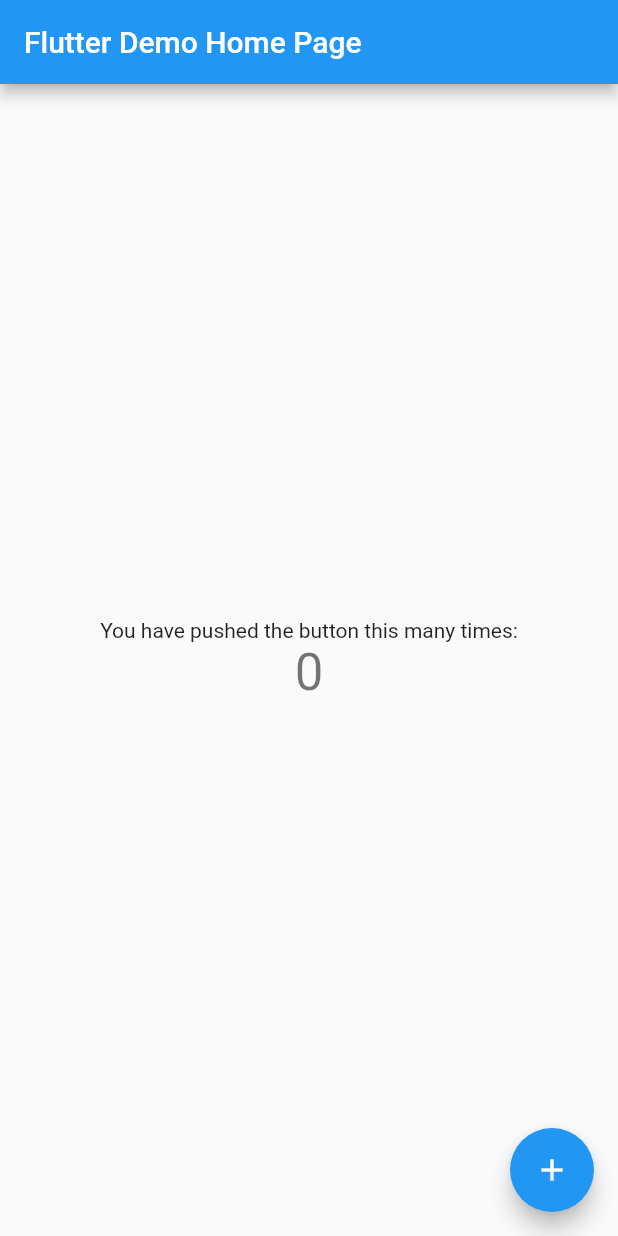
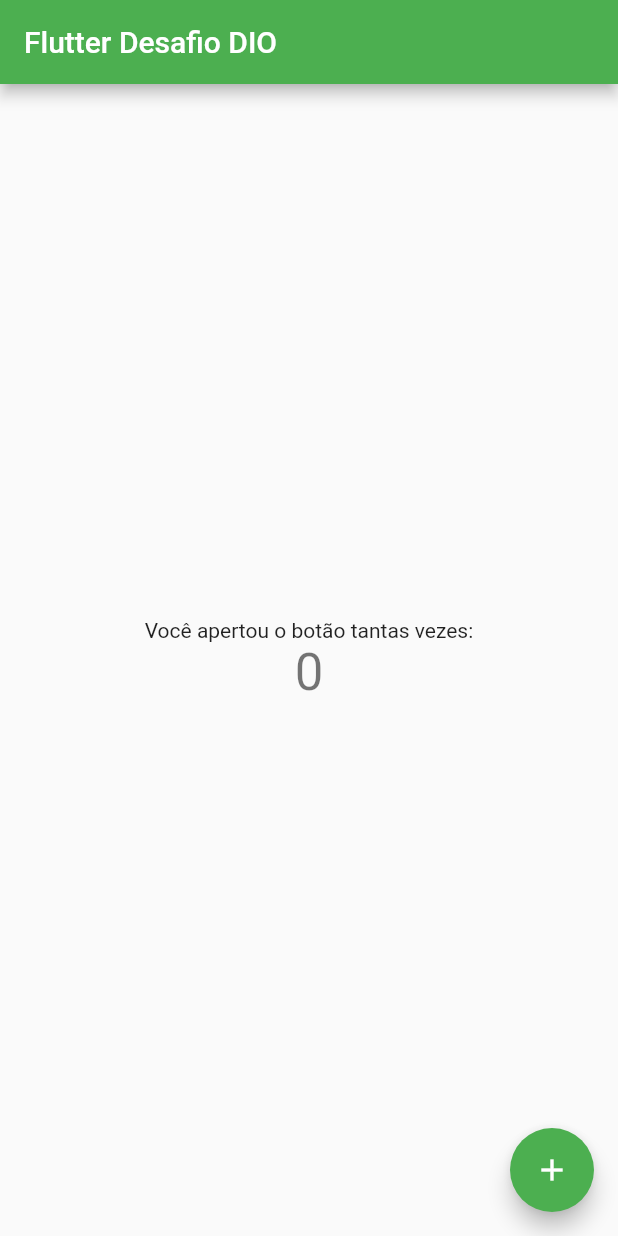
Before and after one commit to robsonamendonca/flutter_contador, a Flutter app: the screen it shows after launch, on a phone screen of 412 x 824 dp. Run offline on Flutter 3.47's test engine with Material 2 defaults, Android fonts, the phone set to English and light mode, and no system bars.

Commit message:
feat: customizando app.

```diff
--- a/lib/main.dart
+++ b/lib/main.dart
@@ -22,9 +22,9 @@ class MyApp extends StatelessWidget {
         // or simply save your changes to "hot reload" in a Flutter IDE).
         // Notice that the counter didn't reset back to zero; the application
         // is not restarted.
-        primarySwatch: Colors.blue,
+        primarySwatch: Colors.green,
       ),
-      home: const MyHomePage(title: 'Flutter Demo Home Page'),
+      home: const MyHomePage(title: 'Flutter Desafio DIO'),
     );
   }
 }
@@ -96,7 +96,7 @@ class _MyHomePageState extends State<MyHomePage> {
           mainAxisAlignment: MainAxisAlignment.center,
           children: <Widget>[
             const Text(
-              'You have pushed the button this many times:',
+              'Você apertou o botão tantas vezes:',
             ),
             Text(
               '$_counter',
```
